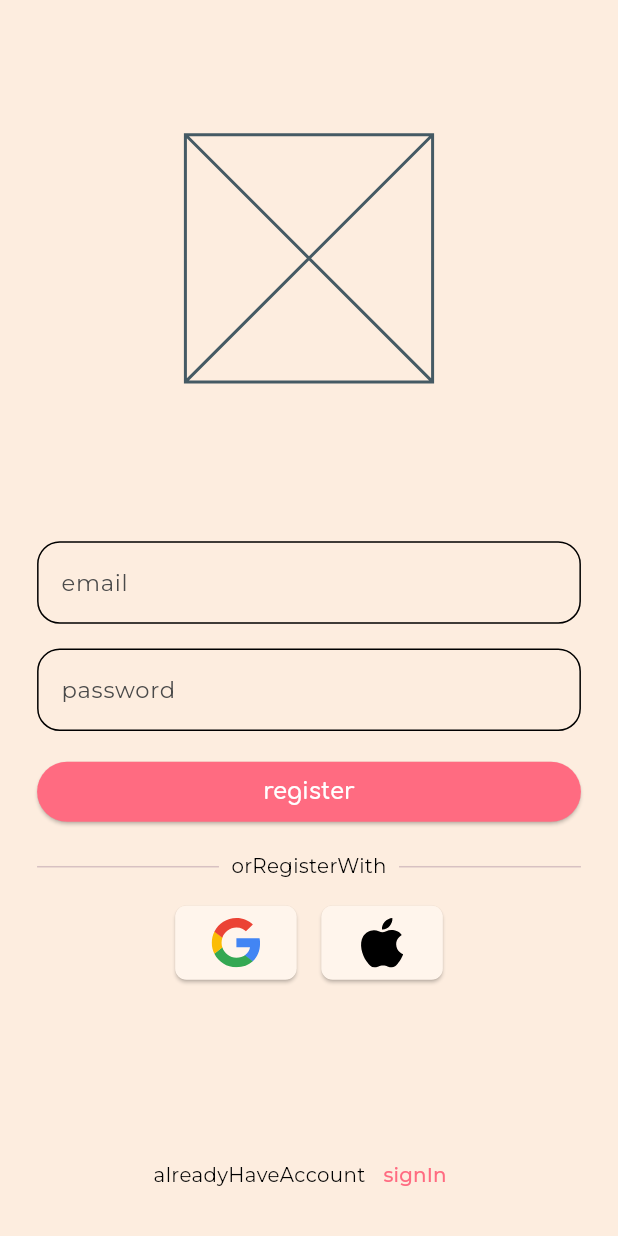
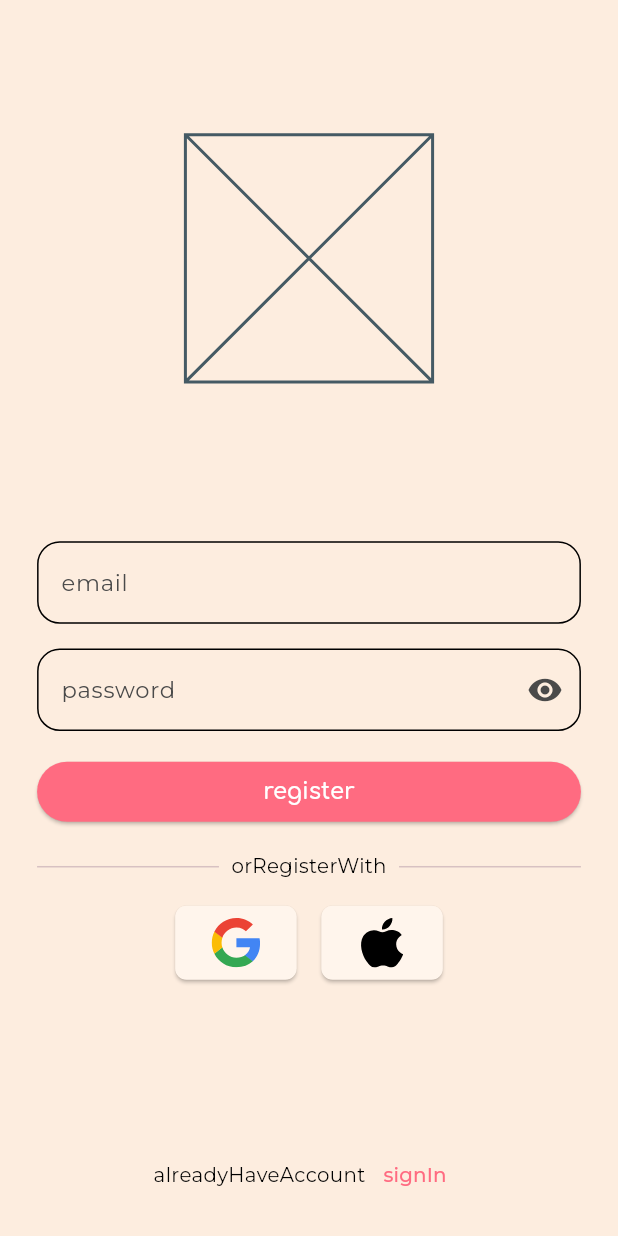
Before and after one commit to PettoORG/petto, a Flutter app: the SignUpScreen screen opened by its route, after a tap on "register", on a phone screen of 412 x 824 dp. Run offline on Flutter 3.47's test engine with Material 3 defaults, Android fonts, the light colour scheme and no system bars; drawn by our look-alikes of flutter_form_builder; our stand-ins replace cloud_firestore, cloud_functions, dartz, easy_localization, firebase_auth, firebase_core and 16 more; accounts and stored records are empty; generated files the repository leaves out were written again.

Commit message:
sign up form impl

```diff
--- a/lib/auth/presentation/screens/sign_in_screen.dart
+++ b/lib/auth/presentation/screens/sign_in_screen.dart
@@ -1,6 +1,5 @@
 import 'package:easy_localization/easy_localization.dart';
 import 'package:flutter/material.dart';
-import 'package:flutter_form_builder/flutter_form_builder.dart';
 import 'package:flutter_svg/flutter_svg.dart';
 import 'package:flutter_screenutil/flutter_screenutil.dart';
 import 'package:hooks_riverpod/hooks_riverpod.dart';
--- a/lib/auth/presentation/screens/sign_up_screen.dart
+++ b/lib/auth/presentation/screens/sign_up_screen.dart
@@ -5,6 +5,7 @@
 import 'package:flutter_screenutil/flutter_screenutil.dart';
 import 'package:petto/app/router/app_router.dart';
 import 'package:petto/app/theme/app_theme_sizes.dart';
+import 'package:petto/auth/presentation/widgets/sign_up_form.dart';
 
 class SignUpScreen extends StatelessWidget {
   const SignUpScreen({super.key});
@@ -40,22 +41,7 @@
                       ),
                     ),
                     const Spacer(),
-                    FormBuilderTextField(
-                      name: 'email',
-                      decoration: InputDecoration(
-                        labelText: 'email'.tr(),
-                      ),
-                    ),
-                    FormBuilderTextField(
-                      name: 'password',
-                      decoration: InputDecoration(
-                        labelText: 'password'.tr(),
-                      ),
-                    ),
-                    ElevatedButton(
-                      onPressed: () {},
-                      child: Text('register'.tr()),
-                    ),
+                    SignUpForm(),
                     Row(
                       children: [
                         Expanded(
--- /dev/null
+++ b/lib/auth/presentation/widgets/sign_up_form.dart
@@ -0,0 +1,102 @@
+import 'package:easy_localization/easy_localization.dart';
+import 'package:flutter/material.dart';
+import 'package:flutter_form_builder/flutter_form_builder.dart';
+import 'package:form_builder_validators/form_builder_validators.dart';
+import 'package:hooks_riverpod/hooks_riverpod.dart';
+import 'package:petto/app/theme/app_theme_sizes.dart';
+import 'package:petto/auth/application/auth_notifier.dart';
+import 'package:petto/auth/application/auth_state.dart';
+
+class SignUpForm extends ConsumerStatefulWidget {
+  const SignUpForm({super.key});
+
+  @override
+  ConsumerState<ConsumerStatefulWidget> createState() => _SignInFormState();
+}
+
+class _SignInFormState extends ConsumerState<SignUpForm> {
+  final fk = GlobalKey<FormBuilderState>();
+
+  /// Bool that indicates if the form was already validated for the first time.
+  /// Let the user see successful corrections after an invalid submit.
+  bool _alreadyValidated = false;
+
+  /// If password should be visible or not.
+  bool _obscurePassword = true;
+
+  @override
+  Widget build(BuildContext context) {
+    // true if loading or authenticated, false otherwise
+    final loading = ref.watch(authNotifierProvider) is Loading || ref.watch(authNotifierProvider) is Authenticated;
+
+    final autovalidateMode = _alreadyValidated ? AutovalidateMode.onUserInteraction : AutovalidateMode.disabled;
+
+    return FormBuilder(
+      key: fk,
+      autovalidateMode: AutovalidateMode.disabled,
+      child: Column(
+        spacing: AppThemeSpacing.extraSmallV,
+        crossAxisAlignment: CrossAxisAlignment.stretch,
+        children: [
+          FormBuilderTextField(
+            keyboardType: TextInputType.emailAddress,
+            name: 'email',
+            autovalidateMode: autovalidateMode,
+            validator: FormBuilderValidators.compose([
+              FormBuilderValidators.required(errorText: 'validators.fieldRequired'.tr()),
+              FormBuilderValidators.email(errorText: 'validators.invalidEmail'.tr()),
+            ]),
+            decoration: InputDecoration(
+              hintText: 'email'.tr(),
+            ),
+          ),
+          FormBuilderTextField(
+            name: 'password',
+            obscureText: _obscurePassword,
+            autovalidateMode: autovalidateMode,
+            validator: FormBuilderValidators.compose([
+              FormBuilderValidators.required(errorText: 'validators.fieldRequired'.tr()),
+            ]),
+            decoration: InputDecoration(
+              hintText: 'password'.tr(),
+              suffixIcon: IconButton(
+                icon: Icon(_obscurePassword ? Icons.visibility : Icons.visibility_off),
+                onPressed: () => setState(() => _obscurePassword = !_obscurePassword),
+              ),
+            ),
+          ),
+          ElevatedButton(
+            onPressed: !loading ? _registerWithEmailAndPassword : null,
+            child: Text('register'.tr()),
+          ),
+        ],
+      ),
+    );
+  }
+
+  Future<void> _registerWithEmailAndPassword() async {
+    if (validate()) {
+      await ref.read(authNotifierProvider.notifier).registerWithEmailAndPassword(
+            getField('email'),
+            getField('password'),
+          );
+    }
+  }
+
+  /// Validate the form.
+  bool validate() {
+    final isValid = fk.currentState!.validate();
+    setState(() {
+      if (!_alreadyValidated) _alreadyValidated = true;
+    });
+
+    return isValid;
+  }
+
+  // Returns the reference to a form field given the [fieldName].
+  FormBuilderFieldState<FormBuilderField<dynamic>, dynamic>? fieldRef(String fieldName) =>
+      fk.currentState?.fields[fieldName];
+
+  // Returns the value of a form field given the [fieldName].
+  dynamic getField<T>(String fieldName) => fieldRef(fieldName)?.value as T;
+}
```
